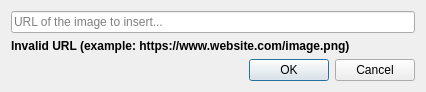
davy7125/polyphone, file sources/repository/soundfont/editor/editordialoginsertimage.ui: the form before one commit.
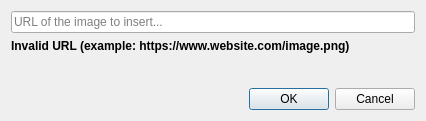
The form after the commit. Icons and pictures are not drawn.

What changed in the file:
```diff
--- a/sources/repository/soundfont/editor/editordialoginsertimage.ui
+++ b/sources/repository/soundfont/editor/editordialoginsertimage.ui
@@ -7,7 +7,7 @@
     <x>0</x>
     <y>0</y>
     <width>426</width>
-    <height>92</height>
+    <height>121</height>
    </rect>
   </property>
   <property name="windowTitle">
```
Left out of the diff: 8 changed lines with no effect on the pictures.
